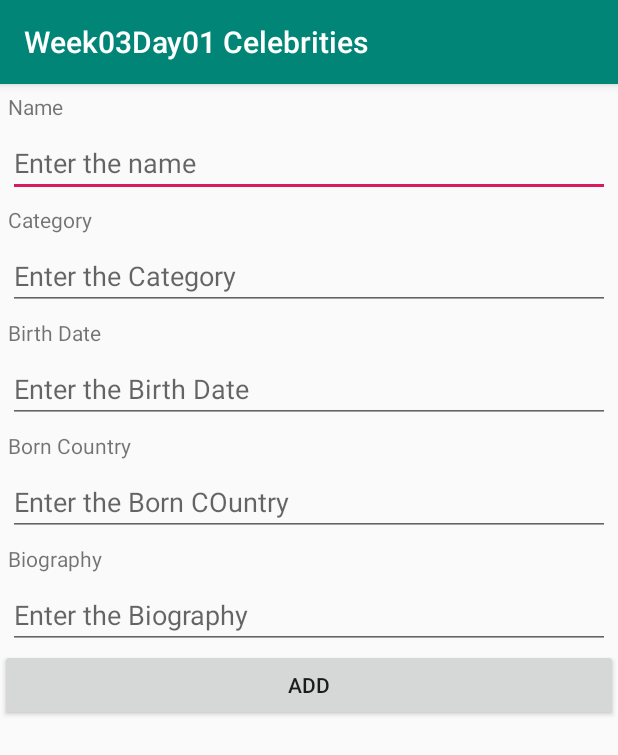
After one commit to HeinerTheBest/Week03Day01-Celebrity, an Android app: the NewCelebrityActivity screen opened directly, with no data from a screen before it, on a phone screen of 412 x 824 dp. The commit adds this screen. Shown: the top 755 px of the screen. Run offline under Robolectric (Android 15) with nearby library versions, the phone set to English and light mode, and no system bars.

Commit message:
Create a little interface for try some features in the phone but all the codes from the DbHelper are working perfect

```diff
--- a/app/build.gradle
+++ b/app/build.gradle
@@ -26,4 +26,5 @@ dependencies {
     testImplementation 'junit:junit:4.12'
     androidTestImplementation 'com.android.support.test:runner:1.0.2'
     androidTestImplementation 'com.android.support.test.espresso:espresso-core:3.0.2'
+    implementation 'com.android.support:recyclerview-v7:28.0.0'
 }
--- a/app/src/main/AndroidManifest.xml
+++ b/app/src/main/AndroidManifest.xml
@@ -9,7 +9,9 @@
         android:roundIcon="@mipmap/ic_launcher_round"
         android:supportsRtl="true"
         android:theme="@style/AppTheme">
-        <activity android:name=".MainActivity">
+        <activity android:name=".Activities.CelebrityListActivity"></activity>
+        <activity android:name=".Activities.NewCelebrityActivity" />
+        <activity android:name=".Activities.MainActivity">
             <intent-filter>
                 <action android:name="android.intent.action.MAIN" />
 
--- /dev/null
+++ b/app/src/main/java/com/mobileapps/week03day01celebrities/Activities/NewCelebrityActivity.java
@@ -0,0 +1,137 @@
+package com.mobileapps.week03day01celebrities.Activities;
+
+import android.content.Intent;
+import android.support.v7.app.AppCompatActivity;
+import android.os.Bundle;
+import android.view.View;
+import android.widget.Button;
+import android.widget.EditText;
+
+import com.mobileapps.week03day01celebrities.DataBase.CelebrityDataBaseHelper;
+import com.mobileapps.week03day01celebrities.Models.Celebrity;
+import com.mobileapps.week03day01celebrities.R;
+
+public class NewCelebrityActivity extends AppCompatActivity {
+
+    Button btnAdd,btnEdit,btnSave,btnCancel;
+    Celebrity celebrity;
+    EditText etName, etCategory,etBirth,etBorn,etBio;
+
+    @Override
+    protected void onCreate(Bundle savedInstanceState) {
+        super.onCreate(savedInstanceState);
+        setContentView(R.layout.activity_new_celebrity);
+
+
+        Intent intent = getIntent();
+
+        String id = intent.getStringExtra("celebrity_id");
+
+
+        etName = findViewById(R.id.etName);
+        etCategory = findViewById(R.id.etCategory);
+        etBirth = findViewById(R.id.etBirth);
+        etBorn = findViewById(R.id.etBornCountry);
+        etBio = findViewById(R.id.etBio);
+        btnAdd = findViewById(R.id.btnAdd);
+        btnEdit = findViewById(R.id.btnEdit);
+        btnSave = findViewById(R.id.btnSave);
+        btnCancel = findViewById(R.id.btnCancel);
+
+
+        if(id!=null)
+        {
+            populateData(id);
+            btnEdit.setVisibility(View.VISIBLE);
+
+        }
+        else
+        {
+            btnAdd.setVisibility(View.VISIBLE);
+
+        }
+
+
+
+    }
+
+    private void populateData(String id)
+    {
+        celebrity = new CelebrityDataBaseHelper(this).getCelebrity(id);
+
+        etName.setText(celebrity.getName());
+        etName.setEnabled(false);
+        etCategory.setText(celebrity.getCategory());
+        etCategory.setEnabled(false);
+        etBirth.setText(celebrity.getBirthDate());
+        etBirth.setEnabled(false);
+        etBorn.setText(celebrity.getBornCountry());
+        etBorn.setEnabled(false);
+        etBio.setText(celebrity.getBio());
+        etBio.setEnabled(false);
+    }
+
+    public void addNewCelebrity(View view)
+    {
+        CelebrityDataBaseHelper dataBaseHelper = new CelebrityDataBaseHelper(this);
+        String name = etName.getText().toString();
+        String category = etCategory.getText().toString();
+        String birth = etBirth.getText().toString();
+        String born =etBorn.getText().toString();
+        String bio = etBio.getText().toString();
+
+        dataBaseHelper.insertCelebrity(new Celebrity(name,category,birth,born,bio));
+        clean();
+    }
+
+    private void clean()
+    {
+        etName.setText("");
+        etCategory.setText("");
+        etBirth.setText("");
+        etBorn.setText("");
+        etBio.setText("");
+    }
+
+    public void btnEdit(View view)
+    {
+        btnEdit.setVisibility(View.GONE);
+        btnCancel.setVisibility(View.VISIBLE);
+        btnSave.setVisibility(View.VISIBLE);
+
+        etName.setEnabled(true);
+        etCategory.setEnabled(true);
+        etBirth.setEnabled(true);
+        etBorn.setEnabled(true);
+        etBio.setEnabled(true);
+    }
+
+    public void btnCancel(View view)
+    {
+        btnEdit.setVisibility(View.VISIBLE);
+        btnCancel.setVisibility(View.GONE);
+        btnSave.setVisibility(View.GONE);
+    }
+
+    public void btnUpdate(View view)
+    {
+        CelebrityDataBaseHelper dataBaseHelper = new CelebrityDataBaseHelper(this);
+        String id = String.valueOf(celebrity.getId());
+        String name = etName.getText().toString();
+        String category = etCategory.getText().toString();
+        String birth = etBirth.getText().toString();
+        String born =etBorn.getText().toString();
+        String bio = etBio.getText().toString();
+        dataBaseHelper.updateCelebrityByID(new Celebrity(id,name,category,birth,born,bio));
+
+        btnEdit.setVisibility(View.VISIBLE);
+        btnCancel.setVisibility(View.GONE);
+        btnSave.setVisibility(View.GONE);
+
+        etName.setEnabled(false);
+        etCategory.setEnabled(false);
+        etBirth.setEnabled(false);
+        etBorn.setEnabled(false);
+        etBio.setEnabled(false);
+    }
+}
--- a/app/src/main/java/com/mobileapps/week03day01celebrities/DataBase/CelebrityDataBaseContract.java
+++ b/app/src/main/java/com/mobileapps/week03day01celebrities/DataBase/CelebrityDataBaseContract.java
@@ -25,6 +25,12 @@ public class CelebrityDataBaseContract
                 SELECT_ALL_QUERY,KEY_CATEGORY,category);
     }
 
+    public static  String getById(String id)
+    {
+        return String.format("%s WHERE %S = \"%s\"",
+                SELECT_ALL_QUERY,KEY_ID,id);
+    }
+
 
     public static  String getAllCategory()
     {
--- /dev/null
+++ b/app/src/main/res/layout/activity_new_celebrity.xml
@@ -0,0 +1,128 @@
+<?xml version="1.0" encoding="utf-8"?>
+<android.support.constraint.ConstraintLayout
+    xmlns:android="http://schemas.android.com/apk/res/android"
+    xmlns:app="http://schemas.android.com/apk/res-auto"
+    xmlns:tools="http://schemas.android.com/tools"
+    android:layout_width="match_parent"
+    android:layout_height="match_parent"
+    tools:context=".Activities.NewCelebrityActivity">
+
+    <TextView
+        android:id="@+id/tvName"
+        android:layout_width="wrap_content"
+        app:layout_constraintTop_toTopOf="parent"
+        app:layout_constraintStart_toStartOf="parent"
+        android:text="@string/name"
+        android:layout_margin="5dp"
+        android:layout_height="wrap_content" />
+    <EditText
+        android:id="@+id/etName"
+        android:layout_width="match_parent"
+        app:layout_constraintTop_toBottomOf="@+id/tvName"
+        android:hint="Enter the name"
+        android:layout_margin="5dp"
+        android:layout_height="wrap_content" />
+
+    <TextView
+        android:id="@+id/tvCategory"
+        android:layout_width="wrap_content"
+        app:layout_constraintTop_toBottomOf="@+id/etName"
+        app:layout_constraintStart_toStartOf="parent"
+        android:text="Category"
+        android:layout_margin="5dp"
+        android:layout_height="wrap_content" />
+    <EditText
+        android:id="@+id/etCategory"
+        android:layout_width="match_parent"
+        app:layout_constraintTop_toBottomOf="@+id/tvCategory"
+        android:hint="Enter the Category"
+        android:layout_margin="5dp"
+        android:layout_height="wrap_content" />
+    <TextView
+        android:id="@+id/tvBirth"
+        android:layout_width="wrap_content"
+        app:layout_constraintTop_toBottomOf="@id/etCategory"
+        app:layout_constraintStart_toStartOf="parent"
+        android:text="Birth Date"
+        android:layout_margin="5dp"
+        android:layout_height="wrap_content" />
+    <EditText
+        android:id="@+id/etBirth"
+        android:layout_width="match_parent"
+        app:layout_constraintTop_toBottomOf="@+id/tvBirth"
+        android:hint="Enter the Birth Date"
+        android:layout_margin="5dp"
+        android:layout_height="wrap_content" />
+    <TextView
+        android:id="@+id/tvBornCountry"
+        android:layout_width="wrap_content"
+        app:layout_constraintTop_toBottomOf="@+id/etBirth"
+        app:layout_constraintStart_toStartOf="parent"
+        android:text="Born Country"
+        android:layout_margin="5dp"
+        android:layout_height="wrap_content" />
+    <EditText
+        android:id="@+id/etBornCountry"
+        android:layout_width="match_parent"
+        app:layout_constraintTop_toBottomOf="@+id/tvBornCountry"
+        android:hint="Enter the Born COuntry"
+        android:layout_margin="5dp"
+        android:layout_height="wrap_content" />
+    <TextView
+        android:id="@+id/tvBio"
+        android:layout_width="wrap_content"
+        app:layout_constraintTop_toBottomOf="@+id/etBornCountry"
+        app:layout_constraintStart_toStartOf="parent"
+        android:text="Biography"
+        android:layout_margin="5dp"
+        android:layout_height="wrap_content" />
+    <EditText
+        android:id="@+id/etBio"
+        android:layout_width="match_parent"
+        app:layout_constraintTop_toBottomOf="@+id/tvBio"
+        android:hint="Enter the Biography"
+        android:layout_margin="5dp"
+        android:layout_height="wrap_content" />
+
+    <Button
+        android:id="@+id/btnAdd"
+        android:layout_width="match_parent"
+        app:layout_constraintTop_toBottomOf="@id/etBio"
+        android:text="Add"
+        android:visibility="gone"
+        android:onClick="addNewCelebrity"
+        android:layout_height="wrap_content" />
+
+    <Button
+        android:id="@+id/btnEdit"
+        android:layout_width="match_parent"
+        android:visibility="gone"
+        app:layout_constraintTop_toBottomOf="@+id/btnAdd"
+        android:text="Edit"
+        android:onClick="btnEdit"
+        android:layout_height="wrap_content" />
+
+    <Button
+        android:id="@+id/btnCancel"
+        android:layout_width="wrap_content"
+        app:layout_constraintStart_toStartOf="parent"
+        app:layout_constraintTop_toBottomOf="@+id/btnEdit"
+        app:layout_constraintEnd_toStartOf="@id/btnSave"
+        android:visibility="gone"
+        android:onClick="btnCancel"
+        android:text="Cancel"
+        android:layout_height="wrap_content" />
+
+    <Button
+        android:id="@+id/btnSave"
+        app:layout_constraintTop_toBottomOf="@+id/btnEdit"
+        app:layout_constraintStart_toEndOf="@id/btnCancel"
+        android:visibility="gone"
+        app:layout_constraintEnd_toEndOf="parent"
+        android:text="Save"
+        android:onClick="btnUpdate"
+        android:layout_width="wrap_content"
+        android:layout_height="wrap_content" />
+
+
+</android.support.constraint.ConstraintLayout>
--- a/app/src/main/res/values/strings.xml
+++ b/app/src/main/res/values/strings.xml
@@ -1,3 +1,8 @@
 <resources>
     <string name="app_name">Week03Day01 Celebrities</string>
+    <string name="welcome_to_the_best_red_carpet">Welcome to the Best Red Carpet</string>
+    <string name="all_the_celebrities">All the celebrities</string>
+    <string name="category">Category</string>
+    <string name="add_celebrity">Add Celebrity</string>
+    <string name="name">Name</string>
 </resources>
```
Also changed, not shown: app/src/main/java/com/mobileapps/week03day01celebrities/Activities/CelebrityListActivity.java (added, +33 -0 lines), app/src/main/java/com/mobileapps/week03day01celebrities/Activities/MainActivity.java (renamed from app/src/main/java/com/mobileapps/week03day01celebrities/MainActivity.java, +16 -2 lines), app/src/main/java/com/mobileapps/week03day01celebrities/Adapters/CelebritiesAdapter.java (added, +79 -0 lines), app/src/main/java/com/mobileapps/week03day01celebrities/DataBase/CelebrityDataBaseHelper.java (+21 -0 lines), app/src/main/res/layout/activity_celebrity_list.xml (added, +13 -0 lines), app/src/main/res/layout/activity_main.xml (+36 -3 lines), app/src/main/res/layout/celebrity_list.xml (added, +34 -0 lines).
